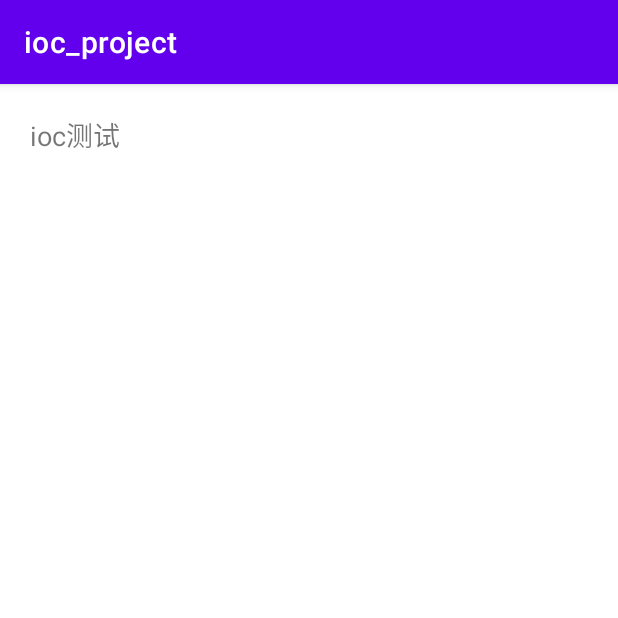
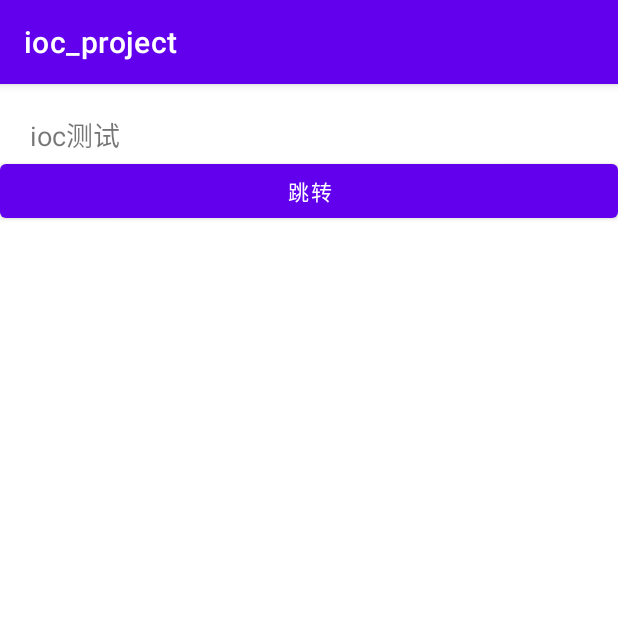
Before and after one commit to liudao01/IOCProject, an Android app: the screen it shows after launch (MainActivity), on a phone screen of 412 x 824 dp, the top half of it. Run offline under Robolectric (Android 15) with nearby library versions, the phone set to English and light mode, and no system bars; our stand-ins replace Dagger/Hilt's generated code.

Commit message:
app基本创建组件

```diff
--- a/app/src/main/java/com/demo/ioc_project/MainActivity.java
+++ b/app/src/main/java/com/demo/ioc_project/MainActivity.java
@@ -2,9 +2,11 @@ package com.demo.ioc_project;
 
 import androidx.appcompat.app.AppCompatActivity;
 
+import android.content.Intent;
 import android.os.Bundle;
 import android.util.Log;
 import android.view.View;
+import android.widget.Button;
 import android.widget.TextView;
 
 import com.demo.ioc_project.object.HttpObject;
@@ -20,6 +22,7 @@ public class MainActivity extends AppCompatActivity {
     @Inject
     HttpObject httpObject2;
     private TextView tvTest;
+    private Button button;
 
 
     @Override
@@ -27,21 +30,18 @@ public class MainActivity extends AppCompatActivity {
         super.onCreate(savedInstanceState);
         setContentView(R.layout.activity_main);
         tvTest = findViewById(R.id.tv_test);
+        button = findViewById(R.id.button);
 
-        DaggerMyComponent.create().inject(this);
-        DaggerMyComponent.builder()
-                .build()
-                .inject(this);
+        button.setOnClickListener((view -> {
+            startActivity(new Intent(this, SecActivity.class));
+        }));
+//        DaggerMyComponent.create().inject(this);
+//        DaggerMyComponent.builder()
+//                .build()
+//                .inject(this);
 
-        tvTest.setOnClickListener(new View.OnClickListener() {
-            @Override
-            public void onClick(View view) {
-                DaggerMyComponent.builder()
-                        .build()
-                        .inject(MainActivity.this);
-
-            }
-        });
+        //通过统一创建Component
+        MyApplication.getInstance().getAppComponent().inject(this);
 
 
         httpObject.post();
@@ -49,7 +49,7 @@ public class MainActivity extends AppCompatActivity {
         Log.d(TAG, "onCreate: httpObject2 " + httpObject2.hashCode());
 
 
-        //也可以使用建造者模式 方便动态修改参数,传递参数
+
 
     }
 }
--- /dev/null
+++ b/app/src/main/java/com/demo/ioc_project/MyApplication.java
@@ -0,0 +1,32 @@
+package com.demo.ioc_project;
+
+import android.app.Application;
+
+import com.demo.ioc_project.module.HttpModule;
+
+/**
+ * Created by liuml on 2022/4/19 10:57
+ */
+public class MyApplication extends Application {
+
+    private MyComponent myComponent;
+
+    private static MyApplication myApplication;
+    @Override
+    public void onCreate() {
+        super.onCreate();
+        myApplication = this;
+        //也可以使用建造者模式 方便动态修改参数,传递参数
+        myComponent = DaggerMyComponent.builder()
+                .httpModule(new HttpModule())
+                .build();
+    }
+
+    public MyComponent getAppComponent() {
+        return myComponent;
+    }
+
+    public static MyApplication getInstance() {
+        return myApplication;
+    }
+}
--- a/app/src/main/java/com/demo/ioc_project/MyComponent.java
+++ b/app/src/main/java/com/demo/ioc_project/MyComponent.java
@@ -17,4 +17,6 @@ public interface MyComponent {
     //这里的参数不能用多态
     void inject(MainActivity activity);
 
+    void injectSecActivity(SecActivity activity);
+
 }
--- a/app/src/main/res/layout/activity_main.xml
+++ b/app/src/main/res/layout/activity_main.xml
@@ -4,6 +4,7 @@
     xmlns:tools="http://schemas.android.com/tools"
     android:layout_width="match_parent"
     android:layout_height="match_parent"
+    android:orientation="vertical"
     tools:context=".MainActivity">
 
 
@@ -15,4 +16,12 @@
         android:layout_marginTop="20dp"
         android:text="ioc测试"
         android:textSize="18sp" />
+
+    <Button
+        android:id="@+id/button"
+        android:layout_width="match_parent"
+        android:layout_height="wrap_content"
+        android:text="跳转" />
+
+
 </LinearLayout>
```
Also changed, not shown: app/src/main/AndroidManifest.xml (+7 -3 lines), app/src/main/java/com/demo/ioc_project/SecActivity.java (added, +27 -0 lines), app/src/main/res/layout/activity_sec.xml (added, +9 -0 lines).
